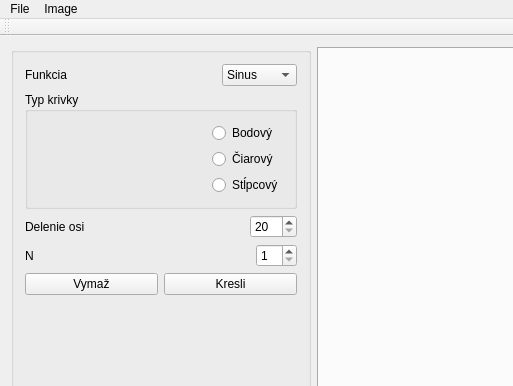
Old version of the form ImageViewer.ui in the repository karinjanovjakova/grafika_cv1; both pictures show x 0 to 513 and y 0 to 386 of the 818 by 646 pixel window.
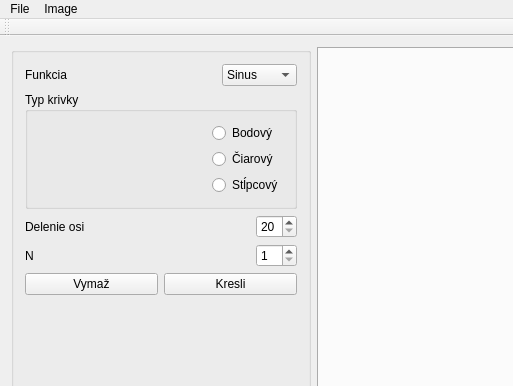
New version of the form.

Commit message: delenie osi do 50, vykreslenie ciary pre 0

Patch:
```diff
--- a/ImageViewer.ui
+++ b/ImageViewer.ui
@@ -143,7 +143,7 @@
             <number>20</number>
            </property>
            <property name="maximum">
-            <number>100</number>
+            <number>50</number>
            </property>
            <property name="singleStep">
             <number>2</number>
```
The commit also changes 1 other file.
